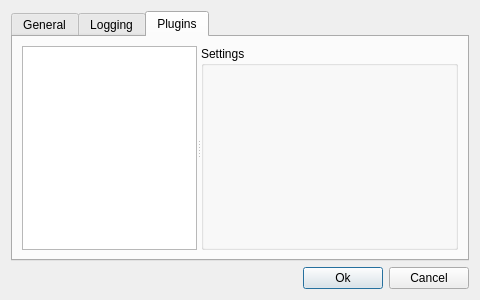
Old version of the form src/lib/luma/resources/forms/SettingsDialogDesign.ui in the repository einaru/luma.
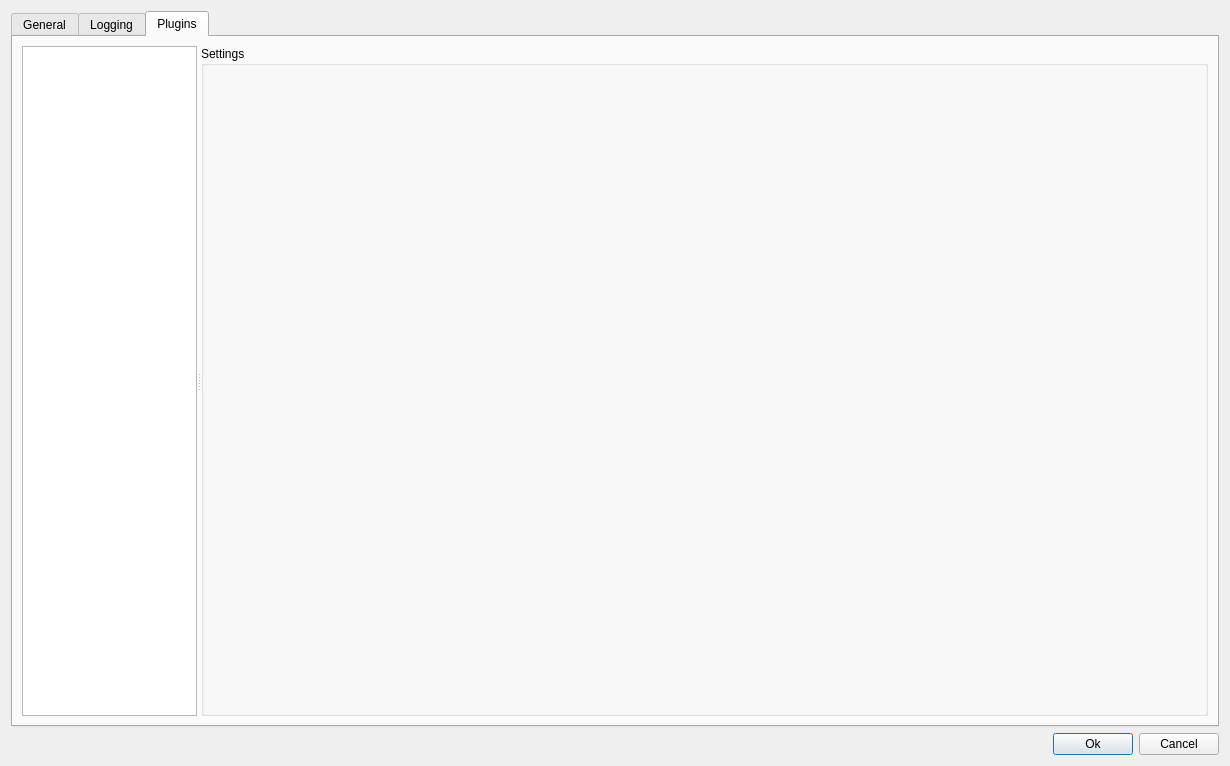
New version of the form. The open tabs and pages were chosen to show the change.

Commit message: Reload plugins works after setting plugins. Settings is no longer set in a dialog, but in the tab under settings

What changed in the file:
```diff
--- a/src/lib/luma/resources/forms/SettingsDialogDesign.ui
+++ b/src/lib/luma/resources/forms/SettingsDialogDesign.ui
@@ -7,8 +7,8 @@
    <rect>
     <x>0</x>
     <y>0</y>
-    <width>480</width>
-    <height>300</height>
+    <width>1230</width>
+    <height>766</height>
    </rect>
   </property>
   <property name="windowTitle">
```
Left out of the diff: 24 changed lines with no effect on the pictures. The commit also changes 6 other files.
